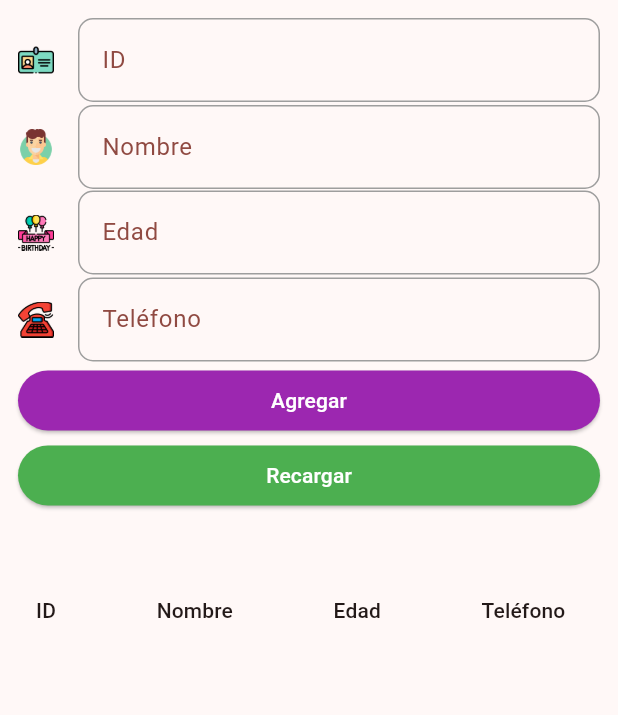
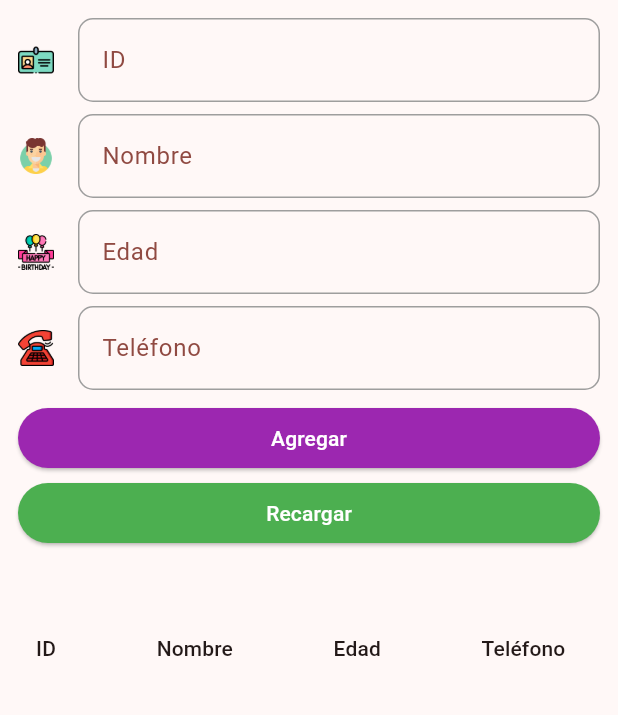
Before and after one commit to alexprogramador1996/practica3_sis, a Flutter app: the screen it shows after launch, on a phone screen of 412 x 824 dp, the part 84-799 px from its top. Run offline on Flutter 3.47's test engine with Material 2 defaults, Android fonts, the phone set to English and light mode, and no system bars; our stand-ins replace cloud_firestore, firebase_core; accounts and stored records are empty.

Commit message:
Pequeños detalles en el formulario

```diff
--- a/lib/pages/home.dart
+++ b/lib/pages/home.dart
@@ -150,7 +150,7 @@ class _MyHomePageState extends State<MyHomePage> {
                       icon: Image.asset('images/carne-de-identidad.png', width: 24, height: 24),
                     ),
                   ),
-                  SizedBox(height: 2.0),
+                  SizedBox(height: 8.0),
                   TextFormField(
                     controller: nombreController,
                     decoration: InputDecoration(
@@ -167,7 +167,7 @@ class _MyHomePageState extends State<MyHomePage> {
                       icon: Image.asset('images/cara-feliz.png', width: 24, height: 24),
                     ),
                   ),
-                  SizedBox(height: 1.0),
+                  SizedBox(height: 8.0),
                   TextFormField(
                     controller: edadController,
                     decoration: InputDecoration(
@@ -184,7 +184,7 @@ class _MyHomePageState extends State<MyHomePage> {
                       icon: Image.asset('images/feliz-cumpleanos.png', width: 24, height: 24),
                     ),
                   ),
-                  SizedBox(height: 2.0),
+                  SizedBox(height: 8.0),
                   TextFormField(
                     controller: telefonoController,
                     decoration: InputDecoration(
@@ -201,7 +201,7 @@ class _MyHomePageState extends State<MyHomePage> {
                       icon: Image.asset('images/telefono-fijo.png', width: 24, height: 24),
                     ),
                   ),
-                  SizedBox(height: 2.0),
+                  SizedBox(height: 8.0),
                   ElevatedButton(
                     onPressed: () {
                       addTest();
```
